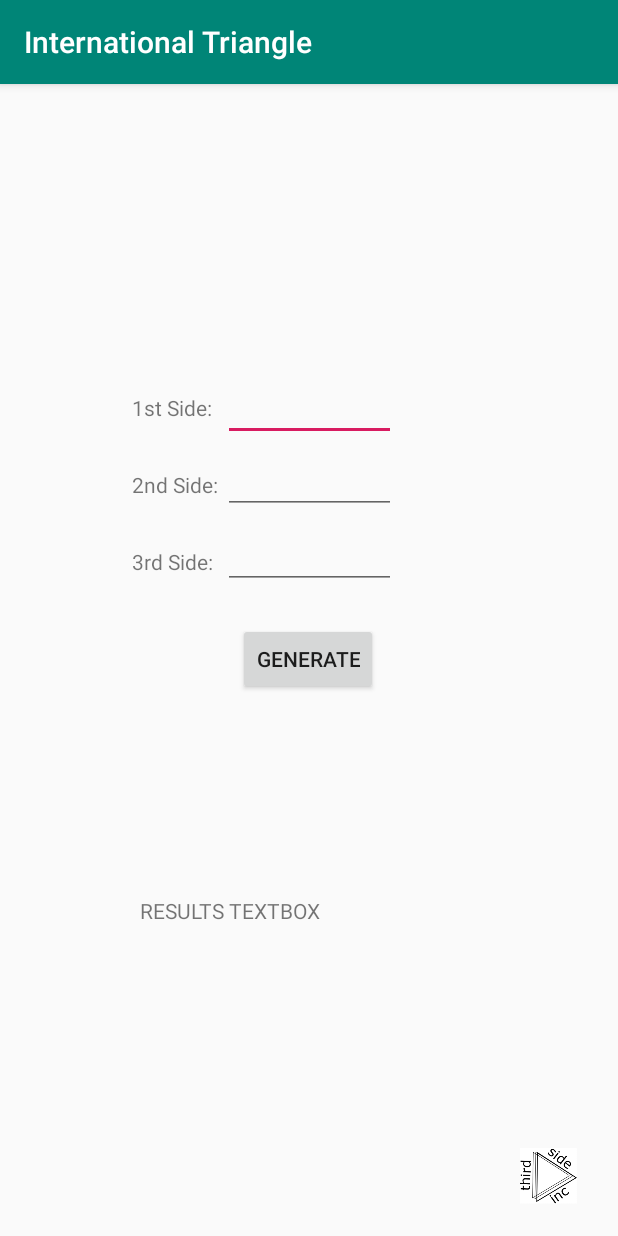
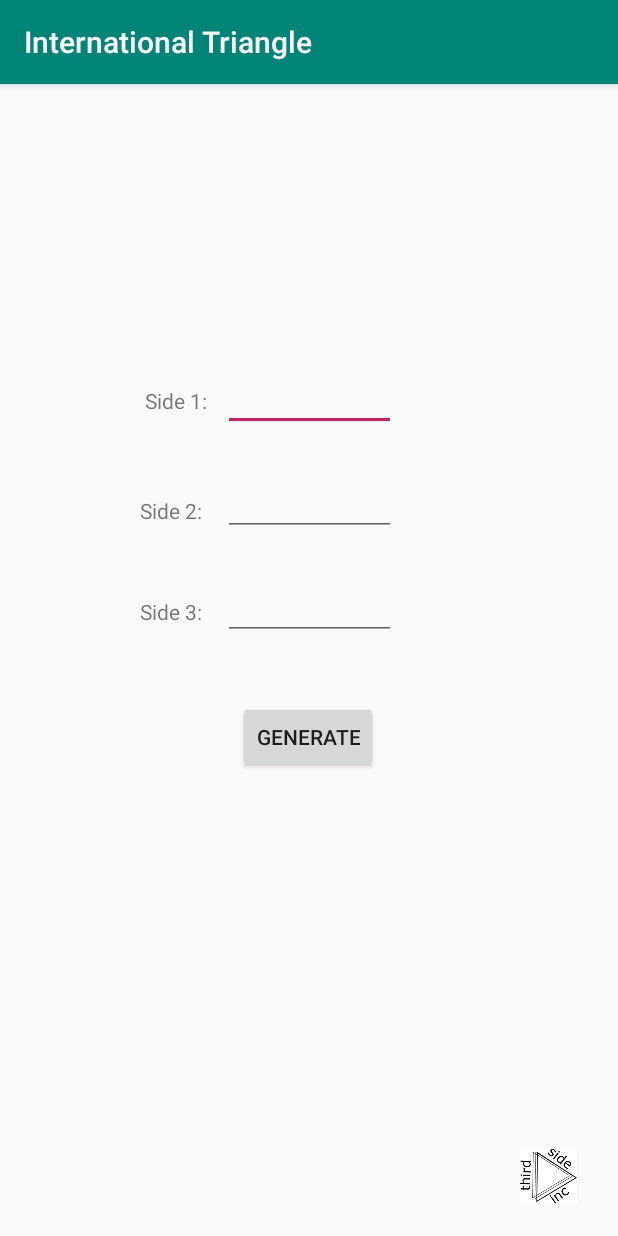
Before and after one commit to tahir-u/InternationalTriangle, an Android app: the screen it shows after launch (MainActivity), on a phone screen of 412 x 824 dp. Run offline under Robolectric (Android 15) with nearby library versions, the phone set to English and light mode, and no system bars.

Commit message:
Update layout and sizing of UI elements

```diff
--- a/app/src/main/res/layout/activity_main.xml
+++ b/app/src/main/res/layout/activity_main.xml
@@ -10,60 +10,62 @@
         android:id="@+id/generateButton"
         android:layout_width="wrap_content"
         android:layout_height="wrap_content"
-        android:text="GENERATE"
+        android:text="Generate"
         app:layout_constraintBottom_toBottomOf="parent"
         app:layout_constraintEnd_toEndOf="parent"
         app:layout_constraintHorizontal_bias="0.498"
         app:layout_constraintStart_toStartOf="parent"
         app:layout_constraintTop_toTopOf="parent"
-        app:layout_constraintVertical_bias="0.499" />
+        app:layout_constraintVertical_bias="0.571" />
 
     <TextView
         android:id="@+id/labelSide2"
-        android:layout_width="wrap_content"
-        android:layout_height="wrap_content"
-        android:text="2nd Side:"
+        android:layout_width="45dp"
+        android:layout_height="20dp"
+        android:text="Side 2:"
         app:layout_constraintBottom_toBottomOf="parent"
         app:layout_constraintEnd_toEndOf="parent"
-        app:layout_constraintHorizontal_bias="0.249"
+        app:layout_constraintHorizontal_bias="0.254"
         app:layout_constraintStart_toStartOf="parent"
         app:layout_constraintTop_toTopOf="parent"
-        app:layout_constraintVertical_bias="0.344" />
+        app:layout_constraintVertical_bias="0.367" />
 
     <TextView
         android:id="@+id/labelSide3"
-        android:layout_width="wrap_content"
-        android:layout_height="wrap_content"
-        android:text="3rd Side:"
+        android:layout_width="45dp"
+        android:layout_height="20dp"
+        android:text="Side 3:"
         app:layout_constraintBottom_toBottomOf="parent"
         app:layout_constraintEnd_toEndOf="parent"
-        app:layout_constraintHorizontal_bias="0.246"
+        app:layout_constraintHorizontal_bias="0.254"
         app:layout_constraintStart_toStartOf="parent"
         app:layout_constraintTop_toTopOf="parent"
-        app:layout_constraintVertical_bias="0.412" />
+        app:layout_constraintVertical_bias="0.457" />
 
     <TextView
         android:id="@+id/labelSide1"
         android:layout_width="wrap_content"
         android:layout_height="wrap_content"
-        android:text="1st Side:"
+        android:text="Side 1:"
         app:layout_constraintBottom_toBottomOf="parent"
         app:layout_constraintEnd_toEndOf="parent"
-        app:layout_constraintHorizontal_bias="0.246"
+        app:layout_constraintHorizontal_bias="0.26"
         app:layout_constraintStart_toStartOf="parent"
         app:layout_constraintTop_toTopOf="parent"
-        app:layout_constraintVertical_bias="0.275" />
+        app:layout_constraintVertical_bias="0.269" />
 
     <TextView
         android:id="@+id/resultsTextBox"
         android:layout_width="226dp"
         android:layout_height="113dp"
         android:layout_marginTop="428dp"
-        android:text="RESULTS TEXTBOX"
+        android:text=""
         app:layout_constraintBottom_toBottomOf="parent"
         app:layout_constraintEnd_toEndOf="parent"
+        app:layout_constraintHorizontal_bias="0.497"
         app:layout_constraintStart_toStartOf="parent"
-        app:layout_constraintTop_toTopOf="parent" />
+        app:layout_constraintTop_toTopOf="parent"
+        app:layout_constraintVertical_bias="0.536" />
 
     <ImageView
         android:id="@+id/imageView7"
@@ -80,33 +82,32 @@
     <EditText
         android:id="@+id/input1"
         android:layout_width="115dp"
-        android:layout_height="36dp"
+        android:layout_height="45dp"
         android:ems="10"
         android:inputType="number"
         app:layout_constraintBottom_toBottomOf="parent"
         app:layout_constraintEnd_toEndOf="parent"
-        app:layout_constraintHorizontal_bias="0.5"
         app:layout_constraintStart_toStartOf="parent"
         app:layout_constraintTop_toTopOf="parent"
-        app:layout_constraintVertical_bias="0.276" />
+        app:layout_constraintVertical_bias="0.257" />
 
     <EditText
         android:id="@+id/input3"
         android:layout_width="115dp"
-        android:layout_height="36dp"
+        android:layout_height="45dp"
         android:ems="10"
         android:inputType="number"
         app:layout_constraintBottom_toBottomOf="parent"
         app:layout_constraintEnd_toEndOf="@+id/input2"
-        app:layout_constraintHorizontal_bias="0.5"
+        app:layout_constraintHorizontal_bias="0.0"
         app:layout_constraintStart_toStartOf="@+id/input2"
         app:layout_constraintTop_toTopOf="parent"
-        app:layout_constraintVertical_bias="0.411" />
+        app:layout_constraintVertical_bias="0.45" />
 
     <EditText
         android:id="@+id/input2"
         android:layout_width="115dp"
-        android:layout_height="36dp"
+        android:layout_height="45dp"
         android:ems="10"
         android:inputType="number"
         app:layout_constraintBottom_toBottomOf="parent"
@@ -114,7 +115,7 @@
         app:layout_constraintHorizontal_bias="0.0"
         app:layout_constraintStart_toStartOf="@+id/input1"
         app:layout_constraintTop_toTopOf="parent"
-        app:layout_constraintVertical_bias="0.342" />
+        app:layout_constraintVertical_bias="0.354" />
 
     <androidx.constraintlayout.widget.Guideline
         android:id="@+id/guideline"
```
